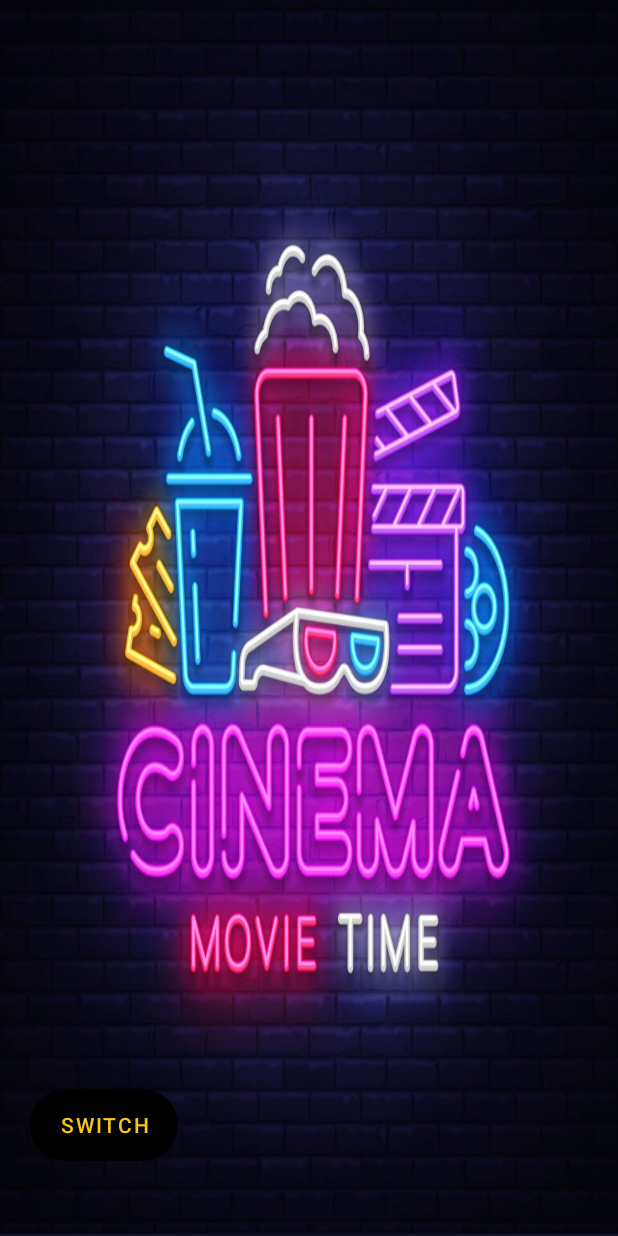
After one commit to ridvan-sevimli/Cinema, an Android app: the SwitchFragment screen opened through its navigation route, on a phone screen of 412 x 824 dp. The commit adds this screen. Run offline under Robolectric (Android 15) with nearby library versions, the phone set to English and light mode, and no system bars; our stand-ins replace Room's generated code, Volley, navigation-ui; libraries missing offline, so code that uses them is left out: com.beust.klaxon; Roboto replaces fonts that are not available here; 4 statements that could not run were skipped.

Commit message:
Switch Fragment implemented

```diff
--- /dev/null
+++ b/app/src/main/java/ch/mov/cinema/SwitchFragment.kt
@@ -0,0 +1,128 @@
+package ch.mov.cinema
+
+import android.os.Bundle
+import androidx.fragment.app.Fragment
+import android.view.LayoutInflater
+import android.view.View
+import android.view.ViewGroup
+import androidx.appcompat.app.AppCompatActivity
+import androidx.fragment.app.activityViewModels
+import androidx.lifecycle.lifecycleScope
+import androidx.navigation.fragment.findNavController
+import ch.mov.cinema.cinemaapp.model.CategoryHandler
+import ch.mov.cinema.cinemaapp.model.TriviaDataViewModel
+import ch.mov.cinema.cinemaapp.model.entities.*
+import ch.mov.cinema.databinding.TimeToSwitchBinding
+import com.android.volley.Request
+import com.android.volley.toolbox.StringRequest
+import com.android.volley.toolbox.Volley
+import com.beust.klaxon.Klaxon
+import kotlinx.coroutines.Dispatchers
+import kotlinx.coroutines.withContext
+
+
+/**
+ * A simple [Fragment] subclass as the default destination in the navigation.
+ */
+class SwitchFragment : Fragment() {
+
+    private var _binding: TimeToSwitchBinding? = null
+    val model: TriviaDataViewModel by activityViewModels()
+    var categoryHandler = CategoryHandler()
+    // This property is only valid between onCreateView and
+    // onDestroyView.
+    private val binding get() = _binding!!
+    var arrSubCategory = ArrayList<Questions>()
+    override fun onCreateView(
+        inflater: LayoutInflater, container: ViewGroup?,
+        savedInstanceState: Bundle?
+    ): View? {
+        _binding = TimeToSwitchBinding.inflate(inflater, container, false)
+        return binding.root
+
+    }
+
+    override fun onViewCreated(view: View, savedInstanceState: Bundle?) {
+        super.onViewCreated(view, savedInstanceState)
+
+        model.initDB(requireContext())
+
+//        fillQuestions_to_DB()
+//        fillAnswers_to_DB()
+
+//        lifecycleScope.launchWhenStarted {
+//            withContext(Dispatchers.Default) {
+//                var players = ArrayList<Players>()
+//                players.add(Players(0,"Player1",0))
+//                players.add(Players(1,"Player2",0))
+//                model.insertPlayer(players)
+//            }
+//        }
+
+        binding.btnGetStarted.setOnClickListener {
+            findNavController().navigate(R.id.action_SplashFragment_to_HomeFragment)
+        }
+    }
+
+   fun fillQuestions_to_DB(){
+       var arrSubCategory = ArrayList<Questions>()
+       val inputStream = requireContext().resources.openRawResource(R.raw.questions)
+       val questions = Klaxon().parse<QuestionItem>(inputStream)
+       for (question in questions?.questions!!) {
+           arrSubCategory.add(
+               Questions(
+                   question.q_id,
+                   question.category,
+                   question.question,
+                   question.poster,
+                   question.isAnswered,
+                   question.answer
+               )
+           )
+       }
+        lifecycleScope.launchWhenStarted {
+            withContext(Dispatchers.Default) {
+                model.insertQuestions(arrSubCategory)
+                }
+            }
+        }
+
+    fun fillAnswers_to_DB(){
+        var arrSubCategory = ArrayList<Answers>()
+        val inputStream = requireContext().resources.openRawResource(R.raw.answers)
+        val answers = Klaxon().parse<AnswerItem>(inputStream)
+        for (answer in answers?.answers!!) {
+            arrSubCategory.add(
+                Answers(
+                    answer.q_id,
+                    answer.type,
+                    answer.a,
+                    answer.b,
+                    answer.c,
+                    answer.d,
+                    answer.answer
+                )
+            )
+        }
+        lifecycleScope.launchWhenStarted {
+            withContext(Dispatchers.Default) {
+                model.insertAnswers(arrSubCategory)
+            }
+        }
+    }
+
+    override fun onDestroyView() {
+        super.onDestroyView()
+        _binding = null
+    }
+
+    override fun onResume() {
+        super.onResume()
+        (activity as AppCompatActivity?)!!.supportActionBar!!.hide()
+    }
+
+    override fun onStop() {
+        super.onStop()
+        (activity as AppCompatActivity?)!!.supportActionBar!!.show()
+    }
+}
--- a/app/src/main/java/ch/mov/cinema/cinemaapp/model/dao/TriviaDao.kt
+++ b/app/src/main/java/ch/mov/cinema/cinemaapp/model/dao/TriviaDao.kt
@@ -26,7 +26,7 @@ interface TriviaDao {
     @Query("SELECT * FROM players ORDER BY id DESC")
     fun getPlayers(): List<Players>
 
-    @Insert(onConflict = OnConflictStrategy.IGNORE)
+    @Insert(onConflict = OnConflictStrategy.REPLACE)
     fun insertAll(vararg players: Players)
 
     @Insert(onConflict = OnConflictStrategy.IGNORE)
--- a/app/src/main/java/ch/mov/cinema/cinemaapp/model/dataView/TriviaDataViewModel.kt
+++ b/app/src/main/java/ch/mov/cinema/cinemaapp/model/dataView/TriviaDataViewModel.kt
@@ -48,9 +48,9 @@ class TriviaDataViewModel : ViewModel() {
         return data
     }
 
-    suspend fun insertPlayer(answers: MutableList<Players>){
-        for(answer in answers){
-            db?.triviaDao()?.insertAll(answer)
+    suspend fun insertPlayer(players: MutableList<Players>){
+        for(player in players){
+            db?.triviaDao()?.insertAll(player)
         }
     }
 
--- a/app/src/main/java/ch/mov/cinema/enums/TriviaKeyIds.kt
+++ b/app/src/main/java/ch/mov/cinema/enums/TriviaKeyIds.kt
@@ -3,5 +3,8 @@ package ch.mov.cinema.enums
 enum class TriviaKeyIds(val triviaKey: String) {
     POSTER_PATH("POSTER_PATH"),
     QUESTION_ID("QUESTION_ID"),
-    CATEGORY_ID("CATEGORY_ID")
+    CATEGORY_ID("CATEGORY_ID"),
+    CURRENT_PLAYER_ID("PLAYER_ID"),
+    CURRENT_PLAYER_POINT("PLAYER_POINT"),
+    RESET_QUESTIONS("RESET_QUESTIONS")
 }
--- /dev/null
+++ b/app/src/main/res/layout/time_to_switch.xml
@@ -0,0 +1,40 @@
+<?xml version="1.0" encoding="utf-8"?>
+<RelativeLayout xmlns:android="http://schemas.android.com/apk/res/android"
+    xmlns:app="http://schemas.android.com/apk/res-auto"
+    xmlns:tools="http://schemas.android.com/tools"
+    android:layout_width="match_parent"
+    android:layout_height="match_parent"
+    android:background="@color/black"
+    tools:context=".SplashFragment">
+
+    <ImageView
+        android:layout_width="match_parent"
+        android:layout_height="wrap_content"
+        android:scaleType="fitXY"
+        android:src="@drawable/default_poster" />
+
+    <Button
+        android:id="@+id/btnGetStarted"
+        android:layout_width="wrap_content"
+        android:layout_height="wrap_content"
+        android:layout_alignParentStart="true"
+        android:layout_alignParentBottom="true"
+        android:layout_marginStart="20dp"
+        android:layout_marginBottom="50dp"
+        android:background="@drawable/btn_bg"
+        android:paddingStart="20dp"
+        android:paddingEnd="20dp"
+        android:text="switch"
+        android:visibility="visible"
+        android:textColor="@color/yellow" />
+
+<!--    <ProgressBar-->
+<!--        android:id="@+id/loader"-->
+<!--        android:layout_width="173dp"-->
+<!--        android:layout_height="wrap_content"-->
+<!--        android:layout_alignBottom="@+id/btnGetStarted"-->
+<!--        android:layout_gravity="center"-->
+<!--        android:layout_marginBottom="8dp"-->
+<!--        android:outlineAmbientShadowColor="@color/brown" />-->
+
+</RelativeLayout>
--- a/app/src/main/res/navigation/nav_graph.xml
+++ b/app/src/main/res/navigation/nav_graph.xml
@@ -33,5 +33,18 @@ app:startDestination="@id/SplashFragment">
         <action
             android:id="@+id/action_QuestionFragment_to_QuestionFragment"
             app:destination="@id/QuestionFragment" />
+        <action
+            android:id="@+id/action_QuestionFragment_to_switchFragment"
+            app:destination="@id/SwitchFragment" />
+    </fragment>
+    <fragment
+        android:id="@+id/SwitchFragment"
+        android:name="ch.mov.cinema.SwitchFragment"
+        android:label="@string/question_view_label"
+        tools:layout="@layout/time_to_switch">
+
+        <action
+            android:id="@+id/action_switchFragment_to_QuestionFragment"
+            app:destination="@id/QuestionFragment" />
     </fragment>
 </navigation>
```
Also changed, not shown: app/src/main/java/ch/mov/cinema/HomeFragment.kt (+16 -1 lines), app/src/main/java/ch/mov/cinema/QuestionFragment.kt (+42 -4 lines).
